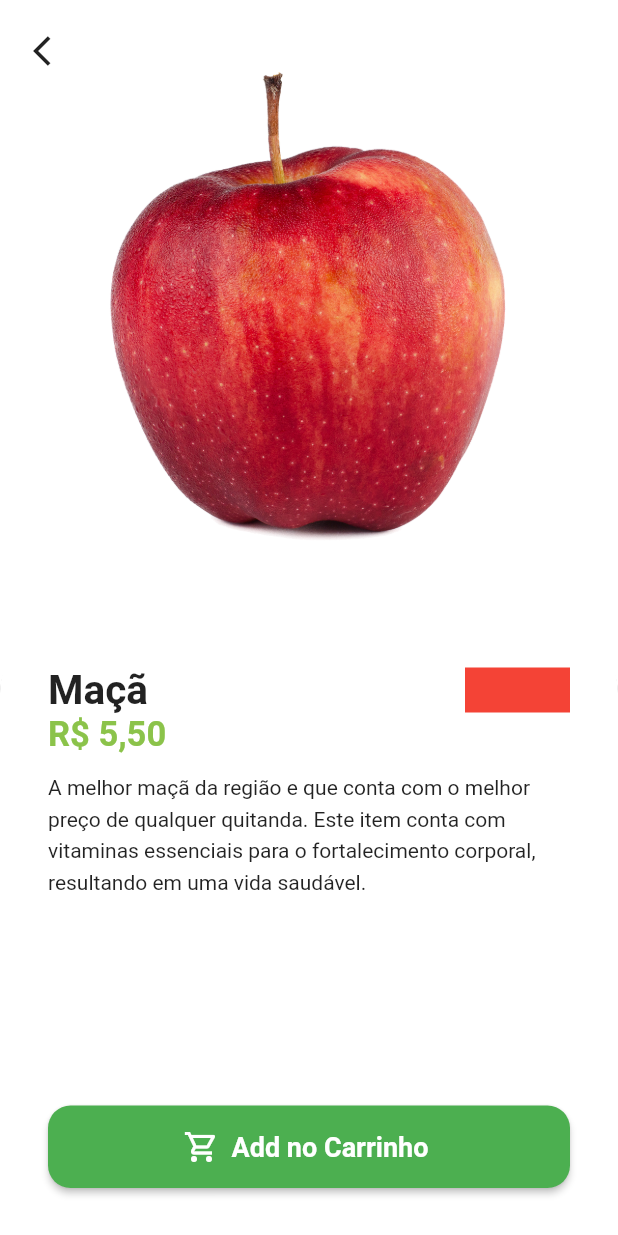
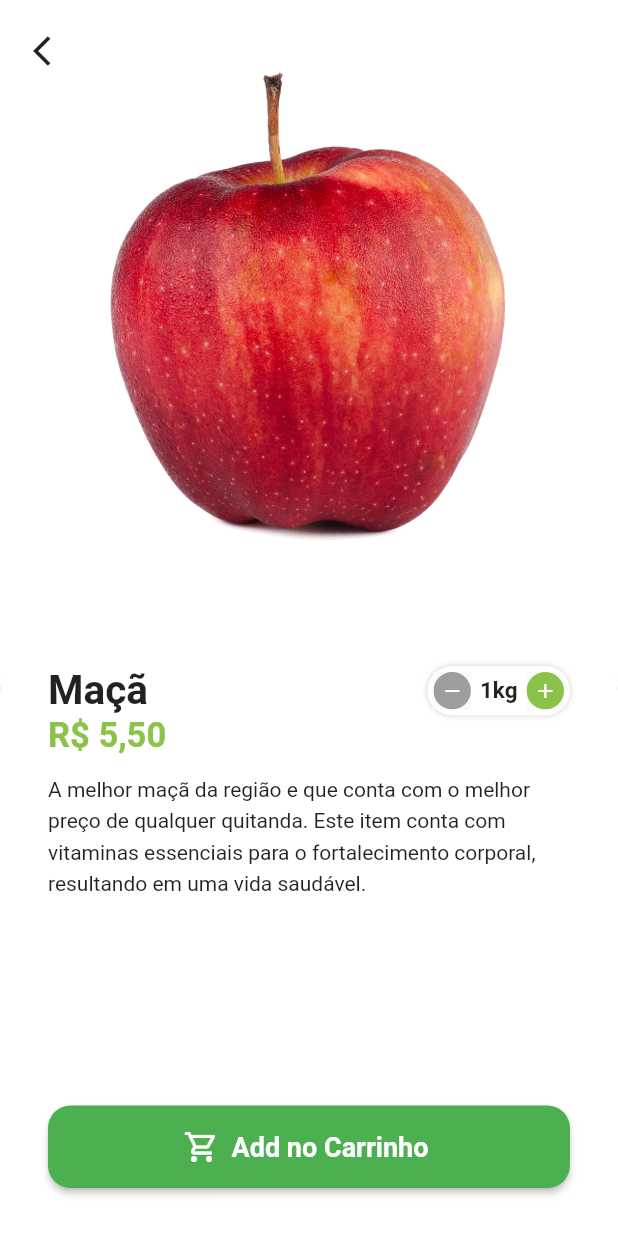
Before and after one commit to espartalocs/LojaVirtualFlutter, a Flutter app: the screen it shows after launch, after a tap on "Entrar", after a tap on "Maçã", on a phone screen of 412 x 824 dp. Run offline on Flutter 3.47's test engine with Material 2 defaults, Android fonts, the light colour scheme and no system bars; our stand-ins replace animated_text_kit, badges, mask_text_input_formatter.

Commit message:
Criado widget de adição de itens

```diff
--- a/lib/src/pages/auth/sing_in_screen.dart
+++ b/lib/src/pages/auth/sing_in_screen.dart
@@ -92,7 +92,7 @@ class SingInScreen extends StatelessWidget {
                       onPressed: () {
                         Navigator.of(context)
                             .pushReplacement(MaterialPageRoute(builder: (c) {
-                          return BaseScreen();
+                          return const BaseScreen();
                         }));
                       },
                       child: const Text(
--- a/lib/src/pages/base/base_screen.dart
+++ b/lib/src/pages/base/base_screen.dart
@@ -17,7 +17,7 @@ class _BaseScreenState extends State<BaseScreen> {
       body: PageView(
         controller: pageController,
         children: [
-          HomeTab(),
+          const HomeTab(),
           Container(),
           Container(),
           Container(),
--- /dev/null
+++ b/lib/src/pages/commom_widgets/quantity_widget.dart
@@ -0,0 +1,98 @@
+import 'package:flutter/material.dart';
+import 'package:loja_virtual/src/configs/custom_dors.dart';
+
+class QuantityWidget extends StatelessWidget {
+  final int value;
+  final String sufixText;
+  final Function(int quantity) result;
+  const QuantityWidget(
+      {Key? key,
+      required this.sufixText,
+      required this.value,
+      required this.result})
+      : super(key: key);
+
+  @override
+  Widget build(BuildContext context) {
+    return Container(
+      padding: const EdgeInsets.all(4),
+      decoration: BoxDecoration(
+        color: Colors.white,
+        borderRadius: BorderRadius.circular(50),
+        boxShadow: [
+          BoxShadow(
+            color: Colors.grey.shade300,
+            spreadRadius: 1,
+            blurRadius: 2,
+          ),
+        ],
+      ),
+      child: Row(
+        children: [
+          _QuantidyButton(
+            icon: Icons.remove,
+            color: Colors.grey,
+            onPressed: () {
+              if (value == 1) return;
+              int resultCount = value - 1;
+              result(resultCount);
+            },
+          ),
+          Padding(
+            padding: const EdgeInsets.symmetric(horizontal: 6.0),
+            child: Text(
+              '$value$sufixText',
+              style: const TextStyle(
+                fontSize: 15,
+                fontWeight: FontWeight.bold,
+              ),
+            ),
+          ),
+          _QuantidyButton(
+            icon: Icons.add,
+            color: CustomColors.customSwatchColor,
+            onPressed: () {
+              int resultCount = value + 1;
+              result(resultCount);
+            },
+          ),
+        ],
+      ),
+    );
+  }
+}
+
+class _QuantidyButton extends StatelessWidget {
+  final Color color;
+  final IconData icon;
+  final VoidCallback onPressed;
+  const _QuantidyButton({
+    required this.color,
+    required this.icon,
+    required this.onPressed,
+    Key? key,
+  }) : super(key: key);
+
+  @override
+  Widget build(BuildContext context) {
+    return Material(
+      child: InkWell(
+        borderRadius: BorderRadius.circular(50),
+        onTap: onPressed,
+        child: Ink(
+          height: 25,
+          width: 25,
+          decoration: BoxDecoration(
+            shape: BoxShape.circle,
+            color: color,
+          ),
+          child: Icon(
+            icon,
+            color: Colors.white,
+            size: 16,
+          ),
+        ),
+      ),
+    );
+  }
+}
--- a/lib/src/pages/product/product_screem.dart
+++ b/lib/src/pages/product/product_screem.dart
@@ -1,12 +1,21 @@
 import 'package:flutter/material.dart';
 import 'package:loja_virtual/src/configs/custom_dors.dart';
 import 'package:loja_virtual/src/models/item_model.dart';
+import 'package:loja_virtual/src/pages/commom_widgets/quantity_widget.dart';
 import 'package:loja_virtual/src/service/utils_services.dart';
 
-class ProductScreen extends StatelessWidget {
-  ProductScreen({Key? key, required this.item}) : super(key: key);
+class ProductScreen extends StatefulWidget {
+  const ProductScreen({Key? key, required this.item}) : super(key: key);
   final ItemModel item;
+
+  @override
+  State<ProductScreen> createState() => _ProductScreenState();
+}
+
+class _ProductScreenState extends State<ProductScreen> {
   final UtilsServices utilsServices = UtilsServices();
+
+  int cartItemQuantity = 1;
   @override
   Widget build(BuildContext context) {
     return Scaffold(
@@ -17,7 +26,9 @@ class ProductScreen extends StatelessWidget {
           Column(
             children: [
               Expanded(
-                child: Hero(tag: item.imgUrl, child: Image.asset(item.imgUrl)),
+                child: Hero(
+                    tag: widget.item.imgUrl,
+                    child: Image.asset(widget.item.imgUrl)),
               ),
               Expanded(
                 child: Container(
@@ -40,22 +51,26 @@ class ProductScreen extends StatelessWidget {
                         children: [
                           Expanded(
                             child: Text(
-                              item.itemName,
+                              widget.item.itemName,
                               maxLines: 2,
                               overflow: TextOverflow.ellipsis,
                               style: const TextStyle(
                                   fontSize: 27, fontWeight: FontWeight.bold),
                             ),
                           ),
-                          Container(
-                            height: 30,
-                            width: 70,
-                            color: Colors.red,
+                          QuantityWidget(
+                            sufixText: widget.item.unit,
+                            value: cartItemQuantity,
+                            result: (quantity) {
+                              setState(() {
+                                cartItemQuantity = quantity;
+                              });
+                            },
                           )
                         ],
                       ),
                       Text(
-                        utilsServices.priceToCurrency(item.price),
+                        utilsServices.priceToCurrency(widget.item.price),
                         style: TextStyle(
                             fontSize: 23,
                             fontWeight: FontWeight.bold,
@@ -66,7 +81,7 @@ class ProductScreen extends StatelessWidget {
                           padding: const EdgeInsets.symmetric(vertical: 10.0),
                           child: SingleChildScrollView(
                             child: Text(
-                              item.description,
+                              widget.item.description,
                               style: const TextStyle(height: 1.5),
                             ),
                           ),
```
